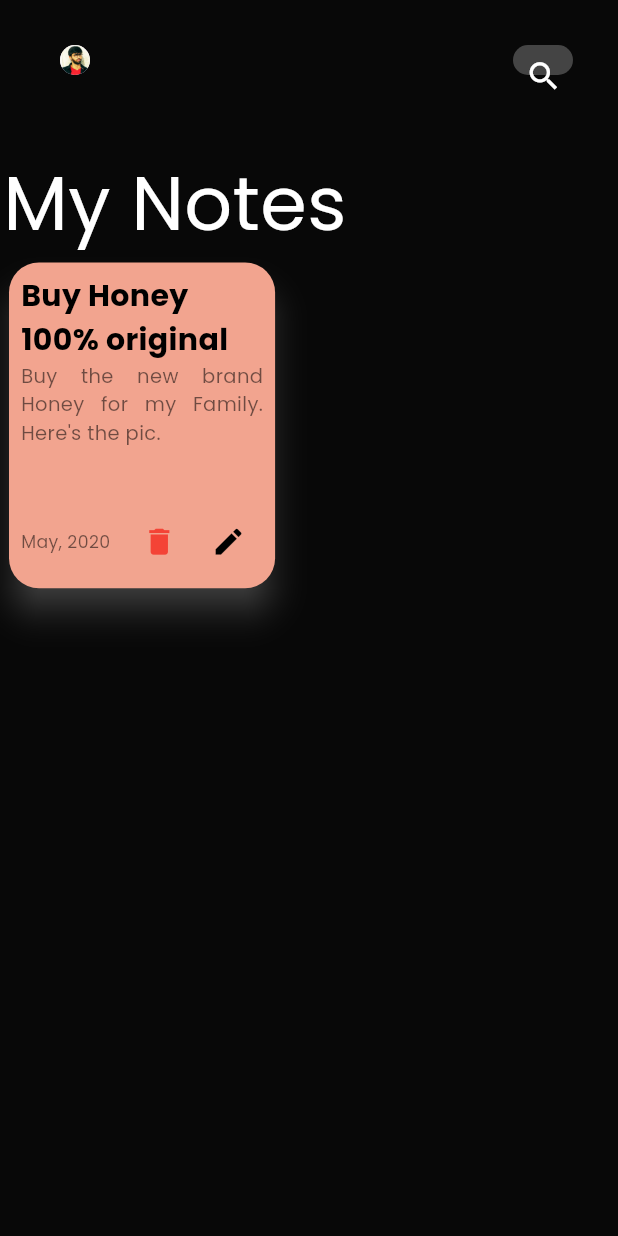
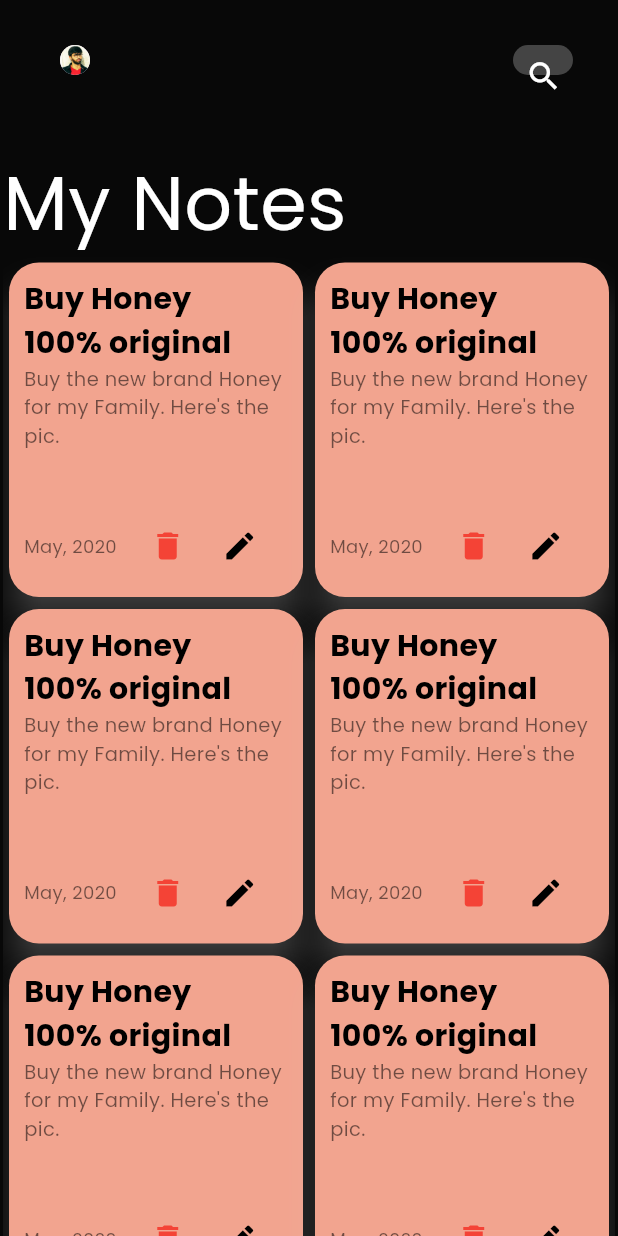
Before and after one commit to xhambluefox/notes_app, a Flutter app: the screen it shows after launch, on a phone screen of 412 x 824 dp. Run offline on Flutter 3.47's test engine with Material 2 defaults, Android fonts, the phone set to English and light mode, and no system bars.

```diff
--- a/lib/Views/Widgets/CardWidgets.dart
+++ b/lib/Views/Widgets/CardWidgets.dart
@@ -14,7 +14,7 @@ class _CardWidgetsState extends State<CardWidgets> {
   Widget build(BuildContext context) {
     return Container(
 
-      width: MediaQuery.of(context).size.width * 0.45,
+      width: MediaQuery.of(context).size.width * 0.5,
       child: Card(
         color: cardColor1,
         elevation: 9,
@@ -23,7 +23,7 @@ class _CardWidgetsState extends State<CardWidgets> {
         ),
         shadowColor: Colors.white.withOpacity(0.4),
         child: Padding(
-          padding: EdgeInsets.all(8.0),
+          padding: EdgeInsets.all(10.0),
           child: Column(
             crossAxisAlignment: CrossAxisAlignment.start,
             children: [
@@ -40,14 +40,14 @@ class _CardWidgetsState extends State<CardWidgets> {
                       color: Colors.black,
                       fontWeight: FontWeight.bold,
                       fontSize: 20),
-                  textAlign: TextAlign.justify),
+                  textAlign: TextAlign.start),
               Text(
                 "Buy the new brand Honey for my Family. Here's the pic.",
                 style: TextStyle(
                     color: Colors.black54,
                     fontSize: 13,
                     fontWeight: FontWeight.normal),
-                textAlign: TextAlign.justify,
+                textAlign: TextAlign.start,
               ),
               SizedBox(
                 height: 40,
--- a/lib/Views/Widgets/bodyHome.dart
+++ b/lib/Views/Widgets/bodyHome.dart
@@ -1,5 +1,6 @@
 // ignore_for_file: prefer_const_constructors
 import 'package:flutter/material.dart';
+import 'package:flutter_staggered_grid_view/flutter_staggered_grid_view.dart';
 
 import 'package:notes_app/Views/Widgets/CardWidgets.dart';
 import 'package:notes_app/Views/Widgets/appBarWidgets.dart';
@@ -23,7 +24,7 @@ class _BodyHomePageState extends State<BodyHomePage> {
         padding: const EdgeInsets.symmetric(horizontal: 2),
         child: Column(
           crossAxisAlignment: CrossAxisAlignment.start,
-          children: const [
+          children:  [
             SizedBox(
               height: 20,
             ),
@@ -35,10 +36,24 @@ class _BodyHomePageState extends State<BodyHomePage> {
 
                   fontWeight: FontWeight.normal),
             ),
-            CardWidgets()
+
+
+            Expanded(child: mansouryGridView()),
           ],
         ),
       ),
     );
   }
 }
+
+Widget mansouryGridView(){
+  return MasonryGridView.builder(
+    scrollDirection: Axis.vertical,
+    physics: BouncingScrollPhysics(),
+    itemCount: 10,
+      gridDelegate: SliverSimpleGridDelegateWithFixedCrossAxisCount(crossAxisCount: 2),
+      itemBuilder: (context, index){
+
+    return CardWidgets();
+      });
+}
--- a/pubspec.yaml
+++ b/pubspec.yaml
@@ -35,6 +35,7 @@ dependencies:
   # The following adds the Cupertino Icons font to your application.
   # Use with the CupertinoIcons class for iOS style icons.
   cupertino_icons: ^1.0.2
+  flutter_staggered_grid_view: ^0.6.2
 
 dev_dependencies:
   flutter_test:
```
Also changed, not shown: pubspec.lock.
